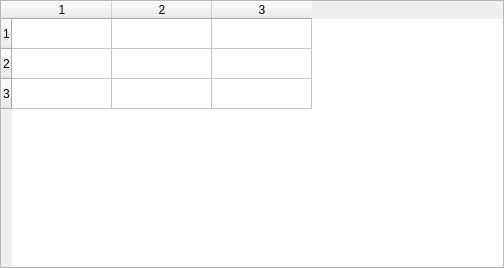
Old version of the form Source/DREAM3DWidgetsLib/Widgets/UI_Files/IssuesDockWidget.ui in the repository BlueQuartzSoftware/DREAM3D.
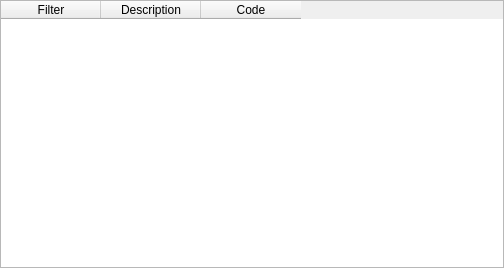
New version of the form.

Commit message: Removing empty grid that appears in the issues table on launch of DREAM3D. Renaming the columns to "Filter", "Description", and "Code".

What changed in the file:
```diff
--- a/Source/DREAM3DWidgetsLib/Widgets/UI_Files/IssuesDockWidget.ui
+++ b/Source/DREAM3DWidgetsLib/Widgets/UI_Files/IssuesDockWidget.ui
@@ -36,7 +36,7 @@
   <widget class="QWidget" name="dockWidgetContents">
    <layout class="QVBoxLayout" name="verticalLayout">
     <property name="spacing">
-     <number>-1</number>
+     <number>6</number>
     </property>
     <property name="margin">
      <number>0</number>
@@ -47,17 +47,26 @@
        <bool>false</bool>
       </property>
       <property name="rowCount">
-       <number>3</number>
+       <number>0</number>
       </property>
       <property name="columnCount">
        <number>3</number>
       </property>
-      <row/>
-      <row/>
-      <row/>
-      <column/>
-      <column/>
-      <column/>
+      <column>
+       <property name="text">
+        <string>Filter</string>
+       </property>
+      </column>
+      <column>
+       <property name="text">
+        <string>Description</string>
+       </property>
+      </column>
+      <column>
+       <property name="text">
+        <string>Code</string>
+       </property>
+      </column>
      </widget>
     </item>
    </layout>
```
Left out of the diff: 11 changed lines with no effect on the pictures.
